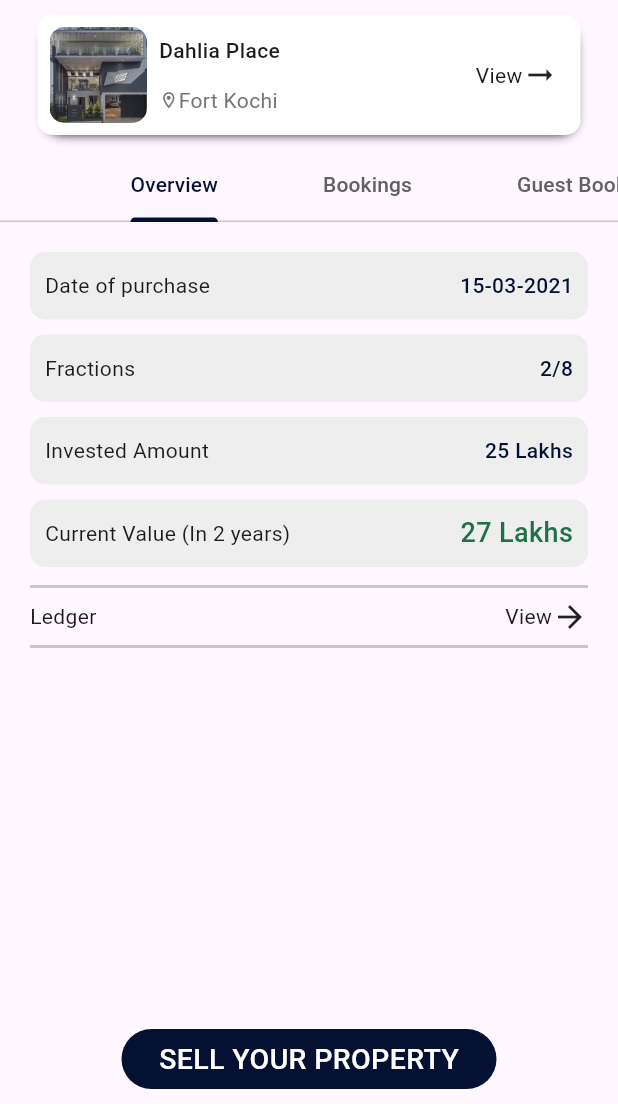
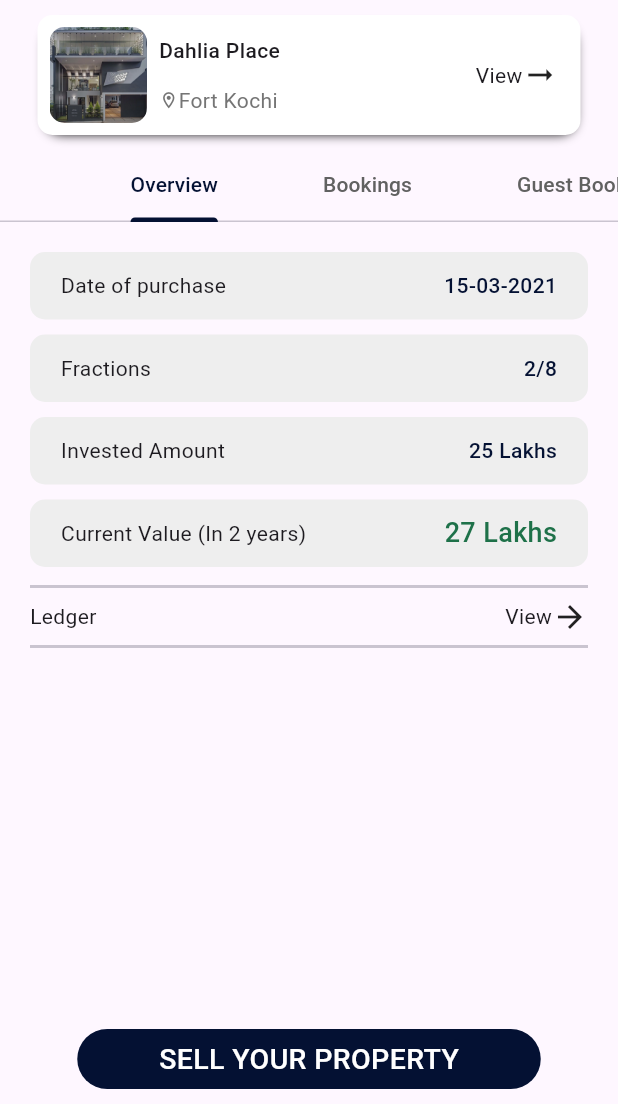
Before and after one commit to Goutham-Vinod/Machine-Test-Hotel-Booking-App-, a Flutter app: the PropertiesDetailsPage screen opened directly, on a phone screen of 412 x 824 dp, the part 132-1236 px from its top. Run offline on Flutter 3.47's test engine with Material 3 defaults, Android fonts, the phone set to English and light mode, and no system bars; our stand-ins replace persistent_bottom_nav_bar; missing offline and left inert: dart:ffi.

Commit message:
Update overview.dart

```diff
--- a/lib/views/properties_details_page/overview.dart
+++ b/lib/views/properties_details_page/overview.dart
@@ -8,6 +8,7 @@ class Overview extends StatelessWidget {
 
   @override
   Widget build(BuildContext context) {
+    double width = MediaQuery.of(context).size.width;
     return Stack(
       children: [
         ListView(
@@ -56,7 +57,7 @@ class Overview extends StatelessWidget {
           alignment: Alignment.bottomCenter,
           child: Container(
             height: 40,
-            width: 250,
+            width: width * 0.75,
             margin: EdgeInsets.all(10),
             decoration: BoxDecoration(
               borderRadius: BorderRadius.circular(50),
@@ -95,6 +96,7 @@ class CustomListTile extends StatelessWidget {
 
   @override
   Widget build(BuildContext context) {
+    double width = MediaQuery.of(context).size.width;
     return Container(
       margin: EdgeInsets.symmetric(horizontal: 20, vertical: 5),
       height: 45,
@@ -104,7 +106,7 @@ class CustomListTile extends StatelessWidget {
       ),
       child: Row(
         children: [
-          SizedBox(width: 10),
+          SizedBox(width: width * 0.05),
           Text(prefixText ?? ''),
           Spacer(),
           Text(
@@ -114,7 +116,7 @@ class CustomListTile extends StatelessWidget {
                 fontWeight: FontWeight.w500,
                 fontSize: size),
           ),
-          SizedBox(width: 10),
+          SizedBox(width: width * 0.05),
         ],
       ),
     );
```
